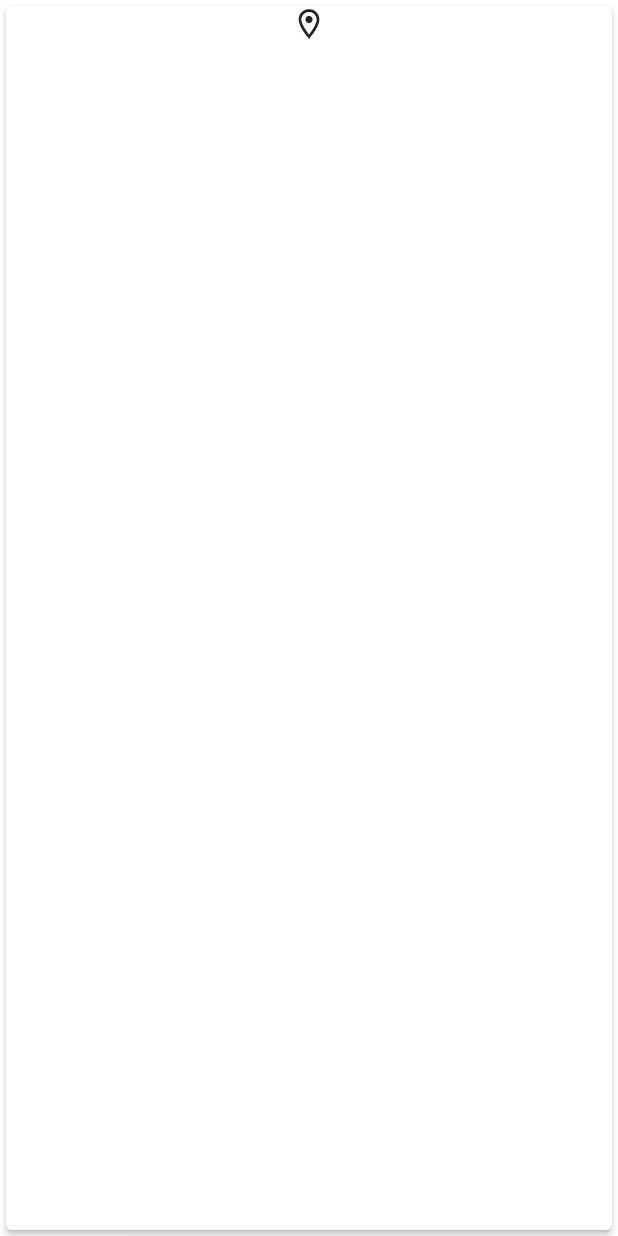
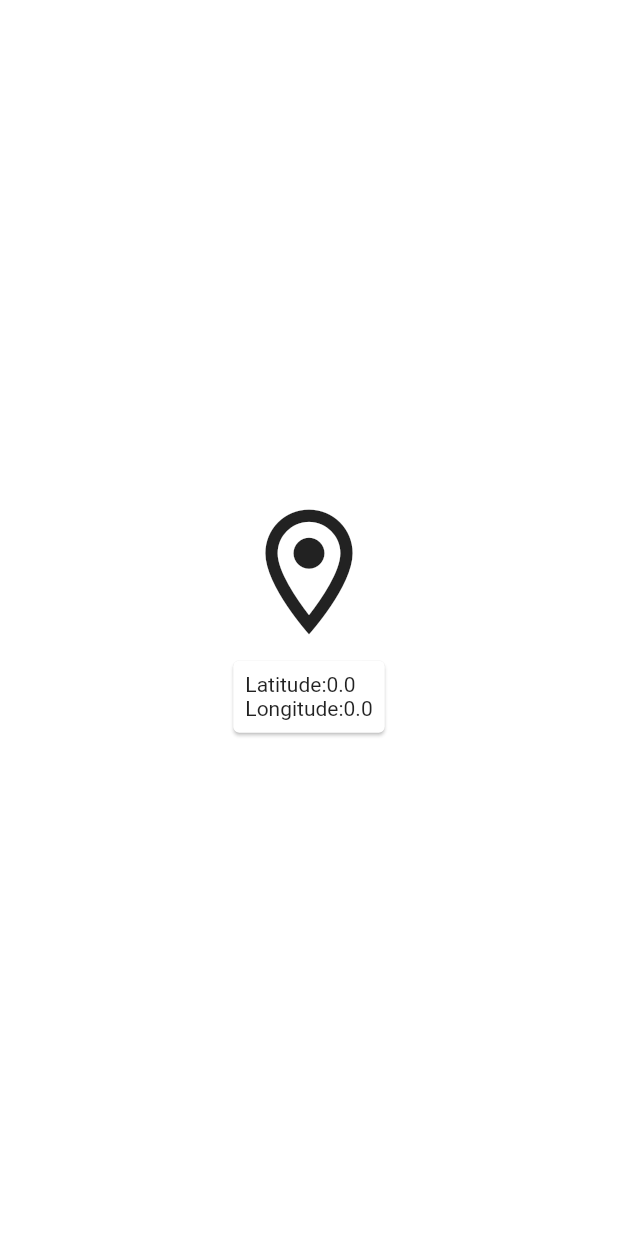
Before and after one commit to joyalfrancis23/where_are_you, a Flutter app: the screen it shows after launch, on a phone screen of 412 x 824 dp. Run offline on Flutter 3.47's test engine with Material 2 defaults, Android fonts, the phone set to English and light mode, and no system bars; our stand-ins replace location.

Commit message:
Fech Latitude and Longitude from the device

```diff
--- a/lib/main.dart
+++ b/lib/main.dart
@@ -21,6 +21,8 @@ class MyApp extends StatelessWidget {
         primaryColor: const Color(0xFFFFFFFF),
         primarySwatch: Colors.cyan,
       ),
+      debugShowCheckedModeBanner: false,
+
       home: ShowLocation(),
     ),
     );
--- a/lib/screens/demo_screen.dart
+++ b/lib/screens/demo_screen.dart
@@ -1,5 +1,6 @@
 import 'package:flutter/material.dart';
-import 'package:location/location.dart';
+import 'package:provider/provider.dart';
+import 'package:where_are_you/services/model.dart';
 
 class ShowLocation extends StatefulWidget {
   @override
@@ -12,24 +13,33 @@ class _ShowLocationState extends State<ShowLocation> {
 
   @override
   Widget build(BuildContext context) {
+    var _locationModelLatitude = Provider.of<LocationModel>(context).latitude;
+    var _locationModelLongitude = Provider.of<LocationModel>(context).longitude;
     return Scaffold(
       backgroundColor: Theme.of(context).primaryColor,
-      body: Center(
-        child: Card(
-          elevation: 2,
+      body: Container(
+
+        alignment: Alignment.center,padding: EdgeInsets.all(10),
+        child: Center(
+          widthFactor: 20,
+
             child: Column(
+              mainAxisAlignment: MainAxisAlignment.center,
+              crossAxisAlignment: CrossAxisAlignment.center,
               children: [
                 Icon(
-                Icons.location_on_outlined
+                  Icons.location_on_outlined,size: 100,
                 ),
                 SizedBox(height: 5),
-              Row(
-                children: [
-
-                ],
+                Card(
+                    child: Padding(
+                    padding: const EdgeInsets.all(8.0),
+                    child: Text('Latitude:$_locationModelLatitude\nLongitude:$_locationModelLongitude'),
+                  ),
                 )
               ],
             ),
+
           ),
       ),
     );
```
Lines whose indentation alone changed are shown as unchanged.
